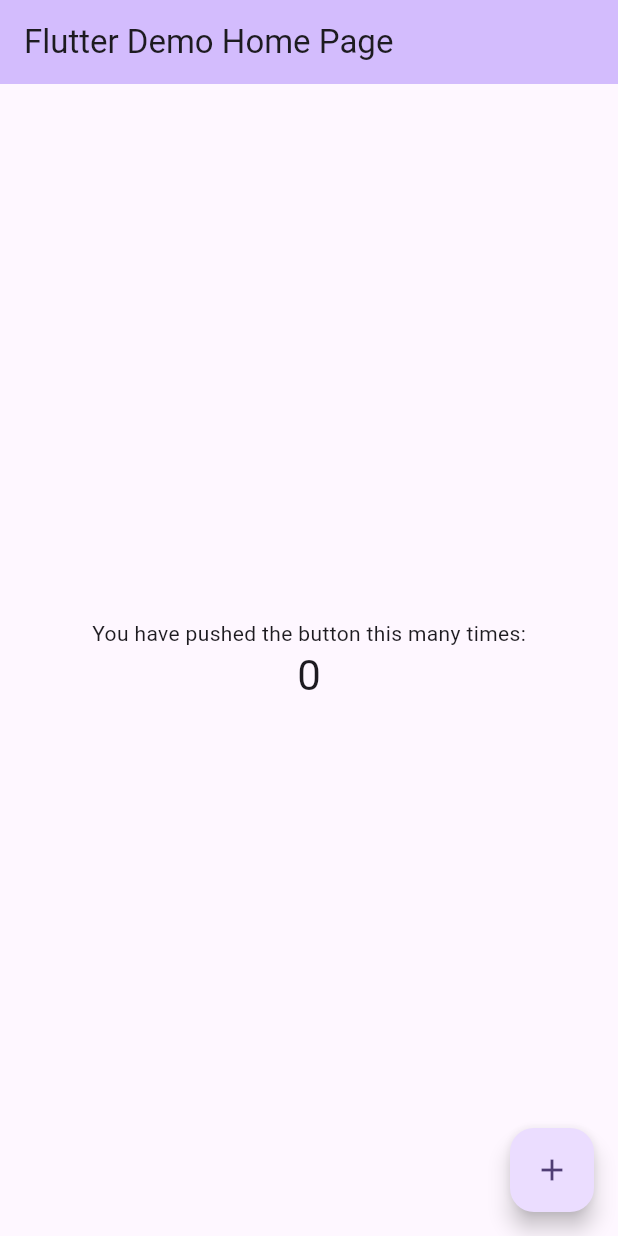
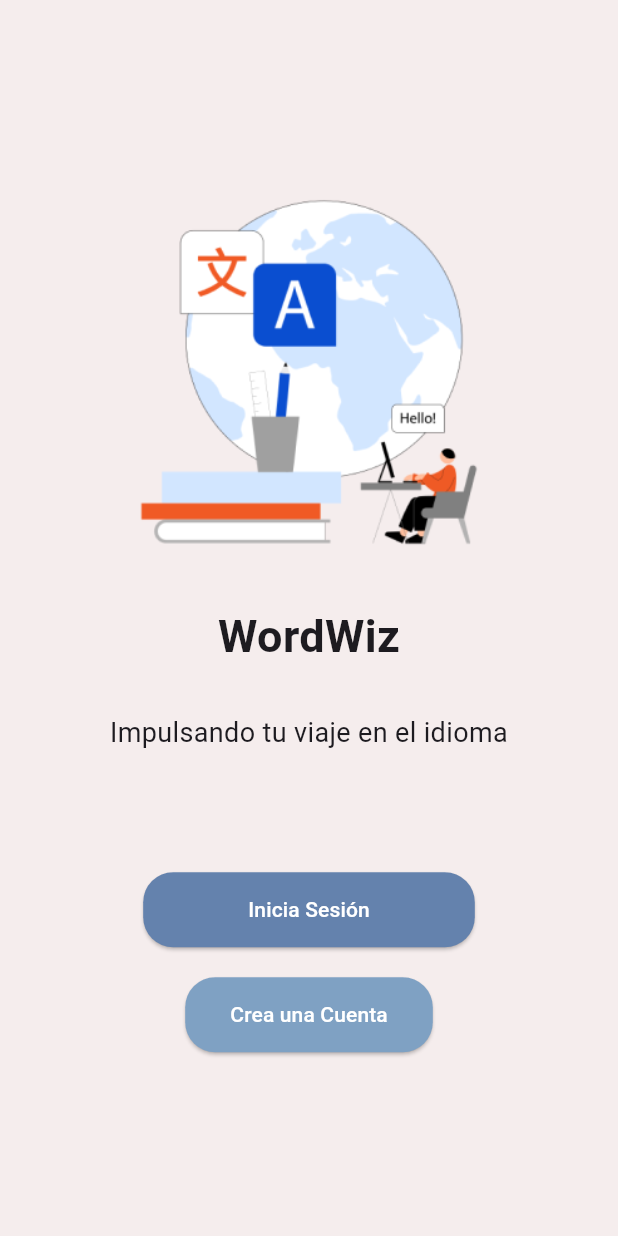
Before and after one commit to TandemauseDev/WordWiz, a Flutter app: the screen it shows after launch, on a phone screen of 412 x 824 dp. Run offline on Flutter 3.47's test engine with Material 3 defaults, Android fonts, the phone set to English and light mode, and no system bars; our stand-ins replace firebase_core; accounts and stored records are empty.

Commit message:
pagina inicio pagina crear cuenta

```diff
--- a/lib/main.dart
+++ b/lib/main.dart
@@ -1,4 +1,6 @@
 import 'package:flutter/material.dart';
+import 'package:wordwiz/CrearCuenta.dart';
+
 
 void main() {
   runApp(const MyApp());
@@ -7,119 +9,102 @@
 class MyApp extends StatelessWidget {
   const MyApp({super.key});
 
-  // This widget is the root of your application.
   @override
   Widget build(BuildContext context) {
     return MaterialApp(
-      title: 'Flutter Demo',
+      title: 'WordWiz',
+      debugShowCheckedModeBanner: false, // Elimina el banner de debug
       theme: ThemeData(
-        // This is the theme of your application.
-        //
-        // TRY THIS: Try running your application with "flutter run". You'll see
-        // the application has a purple toolbar. Then, without quitting the app,
-        // try changing the seedColor in the colorScheme below to Colors.green
-        // and then invoke "hot reload" (save your changes or press the "hot
-        // reload" button in a Flutter-supported IDE, or press "r" if you used
-        // the command line to start the app).
-        //
-        // Notice that the counter didn't reset back to zero; the application
-        // state is not lost during the reload. To reset the state, use hot
-        // restart instead.
-        //
-        // This works for code too, not just values: Most code changes can be
-        // tested with just a hot reload.
         colorScheme: ColorScheme.fromSeed(seedColor: Colors.deepPurple),
         useMaterial3: true,
       ),
-      home: const MyHomePage(title: 'Flutter Demo Home Page'),
+      home: const MyHomePage(),
     );
   }
 }
 
 class MyHomePage extends StatefulWidget {
-  const MyHomePage({super.key, required this.title});
-
-  // This widget is the home page of your application. It is stateful, meaning
-  // that it has a State object (defined below) that contains fields that affect
-  // how it looks.
-
-  // This class is the configuration for the state. It holds the values (in this
-  // case the title) provided by the parent (in this case the App widget) and
-  // used by the build method of the State. Fields in a Widget subclass are
-  // always marked "final".
-
-  final String title;
+  const MyHomePage({super.key});
 
   @override
   State<MyHomePage> createState() => _MyHomePageState();
 }
 
 class _MyHomePageState extends State<MyHomePage> {
-  int _counter = 0;
-
-  void _incrementCounter() {
-    setState(() {
-      // This call to setState tells the Flutter framework that something has
-      // changed in this State, which causes it to rerun the build method below
-      // so that the display can reflect the updated values. If we changed
-      // _counter without calling setState(), then the build method would not be
-      // called again, and so nothing would appear to happen.
-      _counter++;
-    });
-  }
-
   @override
   Widget build(BuildContext context) {
-    // This method is rerun every time setState is called, for instance as done
-    // by the _incrementCounter method above.
-    //
-    // The Flutter framework has been optimized to make rerunning build methods
-    // fast, so that you can just rebuild anything that needs updating rather
-    // than having to individually change instances of widgets.
     return Scaffold(
-      appBar: AppBar(
-        // TRY THIS: Try changing the color here to a specific color (to
-        // Colors.amber, perhaps?) and trigger a hot reload to see the AppBar
-        // change color while the other colors stay the same.
-        backgroundColor: Theme.of(context).colorScheme.inversePrimary,
-        // Here we take the value from the MyHomePage object that was created by
-        // the App.build method, and use it to set our appbar title.
-        title: Text(widget.title),
-      ),
+      backgroundColor: const Color(0xFFF5EDED), // Color de fondo
+
       body: Center(
-        // Center is a layout widget. It takes a single child and positions it
-        // in the middle of the parent.
         child: Column(
-          // Column is also a layout widget. It takes a list of children and
-          // arranges them vertically. By default, it sizes itself to fit its
-          // children horizontally, and tries to be as tall as its parent.
-          //
-          // Column has various properties to control how it sizes itself and
-          // how it positions its children. Here we use mainAxisAlignment to
-          // center the children vertically; the main axis here is the vertical
-          // axis because Columns are vertical (the cross axis would be
-          // horizontal).
-          //
-          // TRY THIS: Invoke "debug painting" (choose the "Toggle Debug Paint"
-          // action in the IDE, or press "p" in the console), to see the
-          // wireframe for each widget.
           mainAxisAlignment: MainAxisAlignment.center,
           children: <Widget>[
+            // Imagen local mucho más grande
+            Image.asset(
+              'assets/logo.png', // Ruta de la imagen local
+              width: 250,
+              height: 250,
+            ),
+            const SizedBox(height: 30),
+
+            // Título
             const Text(
-              'You have pushed the button this many times:',
+              'WordWiz',
+              style: TextStyle(fontSize: 30, fontWeight: FontWeight.bold),
             ),
-            Text(
-              '$_counter',
-              style: Theme.of(context).textTheme.headlineMedium,
+            const SizedBox(height: 30),
+
+            const Text(
+              'Impulsando tu viaje en el idioma',
+              textAlign: TextAlign.center,
+              style: TextStyle(fontSize: 18),
+            ),
+            const SizedBox(height: 80),
+
+            // Botón de Iniciar Sesión
+            ElevatedButton(
+              onPressed: () {
+                // Acción al presionar el botón de iniciar sesión
+              },
+              style: ElevatedButton.styleFrom(
+                backgroundColor: const Color(0xFF6482AD),
+                padding: const EdgeInsets.symmetric(horizontal: 70, vertical: 15),
+                shape: RoundedRectangleBorder(
+                  borderRadius: BorderRadius.circular(20),
+                ),
+              ),
+              child: const Text(
+                'Inicia Sesión',
+                style: TextStyle(color: Colors.white),
+              ),
+            ),
+            const SizedBox(height: 20),
+
+            // Botón de Crear Cuenta que redirige a la nueva página
+            ElevatedButton(
+              onPressed: () {
+                // Navegación a la página CrearCuenta
+                Navigator.push(
+                  context,
+                  MaterialPageRoute(builder: (context) => const CrearCuenta()),
+                );
+              },
+              style: ElevatedButton.styleFrom(
+                backgroundColor: const Color(0xFF7FA1C3),
+                padding: const EdgeInsets.symmetric(horizontal: 30, vertical: 15),
+                shape: RoundedRectangleBorder(
+                  borderRadius: BorderRadius.circular(20),
+                ),
+              ),
+              child: const Text(
+                'Crea una Cuenta',
+                style: TextStyle(color: Colors.white),
+              ),
             ),
           ],
         ),
       ),
-      floatingActionButton: FloatingActionButton(
-        onPressed: _incrementCounter,
-        tooltip: 'Increment',
-        child: const Icon(Icons.add),
-      ), // This trailing comma makes auto-formatting nicer for build methods.
     );
   }
 }
--- a/pubspec.yaml
+++ b/pubspec.yaml
@@ -61,8 +61,8 @@ flutter:
   uses-material-design: true
 
   # To add assets to your application, add an assets section, like this:
-  # assets:
-  #   - images/a_dot_burr.jpeg
+  assets:
+    - assets/
   #   - images/a_dot_ham.jpeg
 
   # An image asset can refer to one or more resolution-specific "variants", see
```
Also changed, not shown: lib/CrearCuenta.dart (added, +549 -0 lines), assets/logo.png (added), 1 other file.
